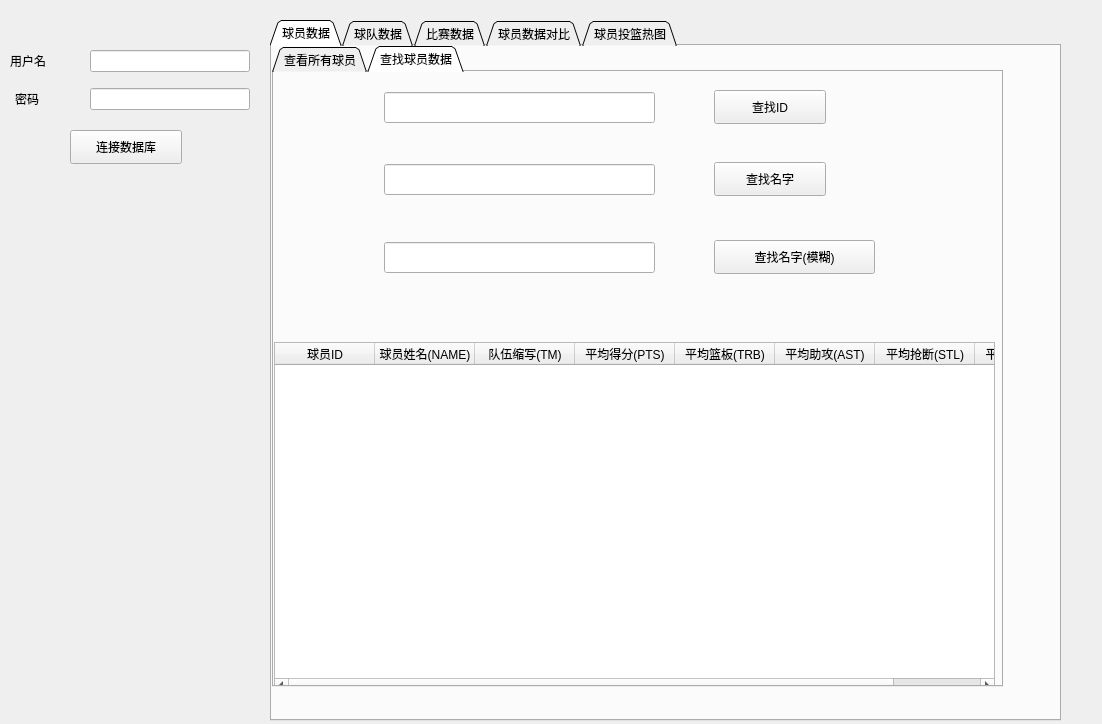
The window that venv/normal_user.ui (pickerxxr/Database_project_5012) describes before a commit, drawn with Qt 5.
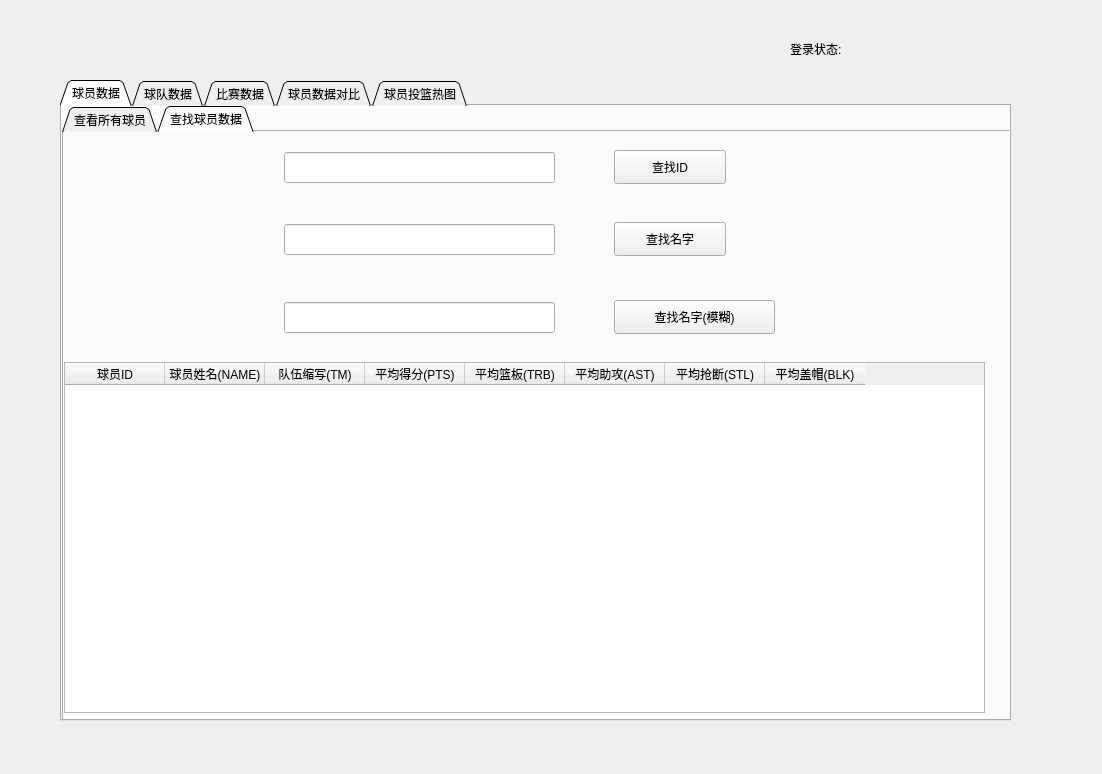
The same window after the commit. The open tabs and pages were chosen to show the change.

```diff
--- a/venv/normal_user.ui
+++ b/venv/normal_user.ui
@@ -7,7 +7,7 @@
     <x>0</x>
     <y>0</y>
     <width>1102</width>
-    <height>724</height>
+    <height>774</height>
    </rect>
   </property>
   <property name="windowTitle">
@@ -16,10 +16,10 @@
   <widget class="QTabWidget" name="tabWidget_allfunc">
    <property name="geometry">
     <rect>
-     <x>270</x>
-     <y>20</y>
-     <width>791</width>
-     <height>701</height>
+     <x>60</x>
+     <y>80</y>
+     <width>951</width>
+     <height>641</height>
     </rect>
    </property>
    <property name="tabShape">
@@ -37,7 +37,7 @@
       <rect>
        <x>0</x>
        <y>0</y>
-       <width>731</width>
+       <width>971</width>
        <height>641</height>
       </rect>
      </property>
@@ -158,7 +158,7 @@
       <widget class="QPushButton" name="player_search_ID_button">
        <property name="geometry">
         <rect>
-         <x>440</x>
+         <x>550</x>
          <y>18</y>
          <width>112</width>
          <height>34</height>
@@ -171,7 +171,7 @@
       <widget class="QLineEdit" name="player_search_ID_input">
        <property name="geometry">
         <rect>
-         <x>110</x>
+         <x>220</x>
          <y>20</y>
          <width>271</width>
          <height>31</height>
@@ -181,7 +181,7 @@
       <widget class="QPushButton" name="player_search_name_exact_button">
        <property name="geometry">
         <rect>
-         <x>440</x>
+         <x>550</x>
          <y>90</y>
          <width>112</width>
          <height>34</height>
@@ -194,7 +194,7 @@
       <widget class="QLineEdit" name="player_search_name_exact_input">
        <property name="geometry">
         <rect>
-         <x>110</x>
+         <x>220</x>
          <y>92</y>
          <width>271</width>
          <height>31</height>
@@ -204,7 +204,7 @@
       <widget class="QPushButton" name="player_search_name_fuzzy_button">
        <property name="geometry">
         <rect>
-         <x>440</x>
+         <x>550</x>
          <y>168</y>
          <width>161</width>
          <height>34</height>
@@ -217,7 +217,7 @@
       <widget class="QLineEdit" name="player_search_name_fuzzy_input">
        <property name="geometry">
         <rect>
-         <x>110</x>
+         <x>220</x>
          <y>170</y>
          <width>271</width>
          <height>31</height>
@@ -228,8 +228,8 @@
        <property name="geometry">
         <rect>
          <x>0</x>
-         <y>270</y>
-         <width>721</width>
+         <y>230</y>
+         <width>921</width>
          <height>351</height>
         </rect>
        </property>
@@ -667,61 +667,30 @@
     </widget>
    </widget>
   </widget>
-  <widget class="QPushButton" name="pushButton">
-   <property name="geometry">
-    <rect>
-     <x>70</x>
-     <y>130</y>
-     <width>112</width>
-     <height>34</height>
-    </rect>
-   </property>
-   <property name="text">
-    <string>连接数据库</string>
-   </property>
-  </widget>
-  <widget class="QWidget" name="verticalLayoutWidget">
-   <property name="geometry">
-    <rect>
-     <x>90</x>
-     <y>40</y>
-     <width>160</width>
-     <height>80</height>
-    </rect>
-   </property>
-   <layout class="QVBoxLayout" name="verticalLayout">
-    <item>
-     <widget class="QLineEdit" name="id"/>
-    </item>
-    <item>
-     <widget class="QLineEdit" name="pwd"/>
-    </item>
-   </layout>
-  </widget>
   <widget class="QLabel" name="label">
    <property name="geometry">
     <rect>
-     <x>10</x>
-     <y>52</y>
-     <width>81</width>
+     <x>790</x>
+     <y>40</y>
+     <width>91</width>
      <height>18</height>
     </rect>
    </property>
    <property name="text">
-    <string>用户名</string>
+    <string>登录状态:</string>
    </property>
   </widget>
   <widget class="QLabel" name="label_2">
    <property name="geometry">
     <rect>
-     <x>15</x>
-     <y>90</y>
-     <width>81</width>
-     <height>18</height>
+     <x>890</x>
+     <y>39</y>
+     <width>101</width>
+     <height>21</height>
     </rect>
    </property>
    <property name="text">
-    <string>密码</string>
+    <string/>
    </property>
   </widget>
  </widget>
```
Left out of the diff: 22 changed lines with no effect on the pictures.
